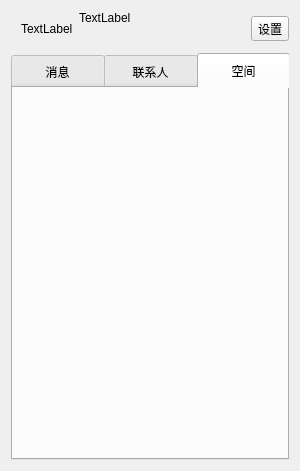
The window that Client/userdialog.ui (Jearyhao/MyChat) describes before a commit, drawn with Qt 5.
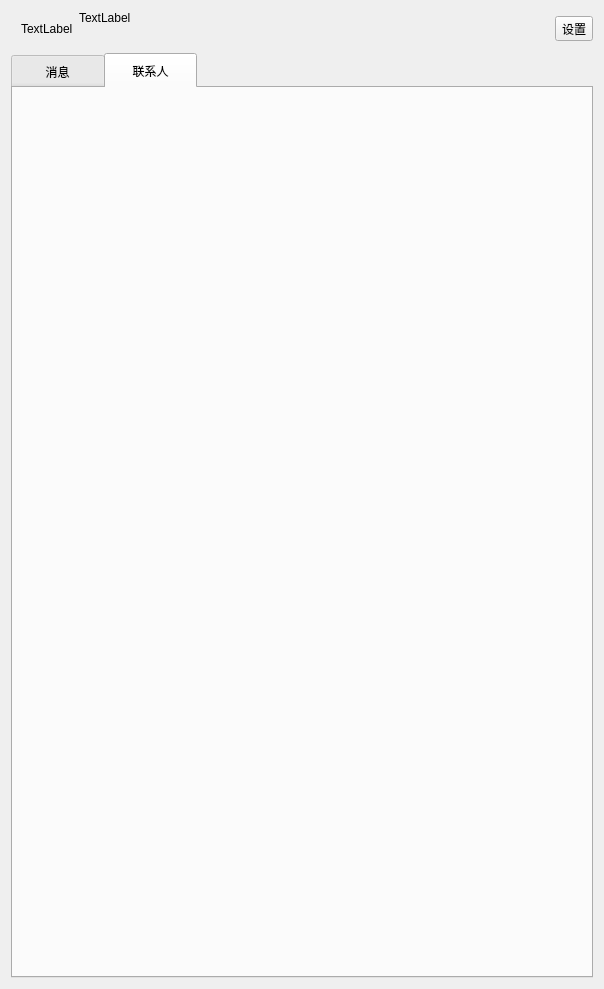
The same window after the commit. The open tabs and pages were chosen to show the change.

```diff
--- a/Client/userdialog.ui
+++ b/Client/userdialog.ui
@@ -6,20 +6,20 @@
    <rect>
     <x>0</x>
     <y>0</y>
-    <width>300</width>
-    <height>471</height>
+    <width>604</width>
+    <height>989</height>
    </rect>
   </property>
   <property name="minimumSize">
    <size>
-    <width>300</width>
-    <height>471</height>
+    <width>604</width>
+    <height>989</height>
    </size>
   </property>
   <property name="maximumSize">
    <size>
-    <width>300</width>
-    <height>471</height>
+    <width>604</width>
+    <height>989</height>
    </size>
   </property>
   <property name="windowTitle">
@@ -147,29 +147,8 @@
         <rect>
          <x>0</x>
          <y>0</y>
-         <width>281</width>
-         <height>471</height>
-        </rect>
-       </property>
-       <property name="styleSheet">
-        <string notr="true">QListWidget {
-    border: none;
-    background: transparent;
-}</string>
-       </property>
-      </widget>
-     </widget>
-     <widget class="QWidget" name="spacetab">
-      <attribute name="title">
-       <string>空间</string>
-      </attribute>
-      <widget class="QListWidget" name="listWidget_3">
-       <property name="geometry">
-        <rect>
-         <x>0</x>
-         <y>0</y>
-         <width>281</width>
-         <height>471</height>
+         <width>581</width>
+         <height>891</height>
         </rect>
        </property>
        <property name="styleSheet">
```
Left out of the diff: 4 changed lines with no effect on the pictures.
